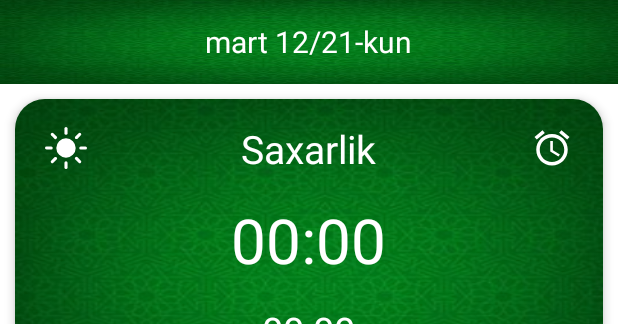
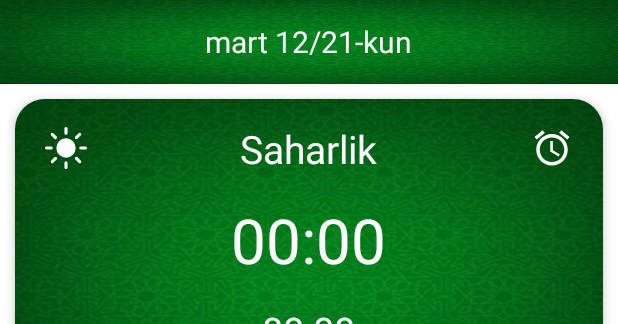
Before and after one commit to lochinbek0505/Ramazon-2023-DK-, an Android app: the layout fragment_home.xml on its own in the app's theme, with its tools: preview values and no code run, on a phone screen of 412 x 824 dp. Shown: the top 324 px of the screen. Run offline under Robolectric (Android 15) with nearby library versions, the phone set to English and light mode, and no system bars; Roboto replaces fonts that are not available here.

Commit message:
Update fragment_home.xml

```diff
--- a/app/src/main/res/layout/fragment_home.xml
+++ b/app/src/main/res/layout/fragment_home.xml
@@ -68,7 +68,7 @@
 							android:layout_width="wrap_content"
 							android:layout_height="wrap_content"
 							android:layout_centerInParent="true"
-							android:text="Saxarlik"
+							android:text="Saharlik"
 							android:textColor="@color/white"
 							android:textSize="26sp" />
 
```
